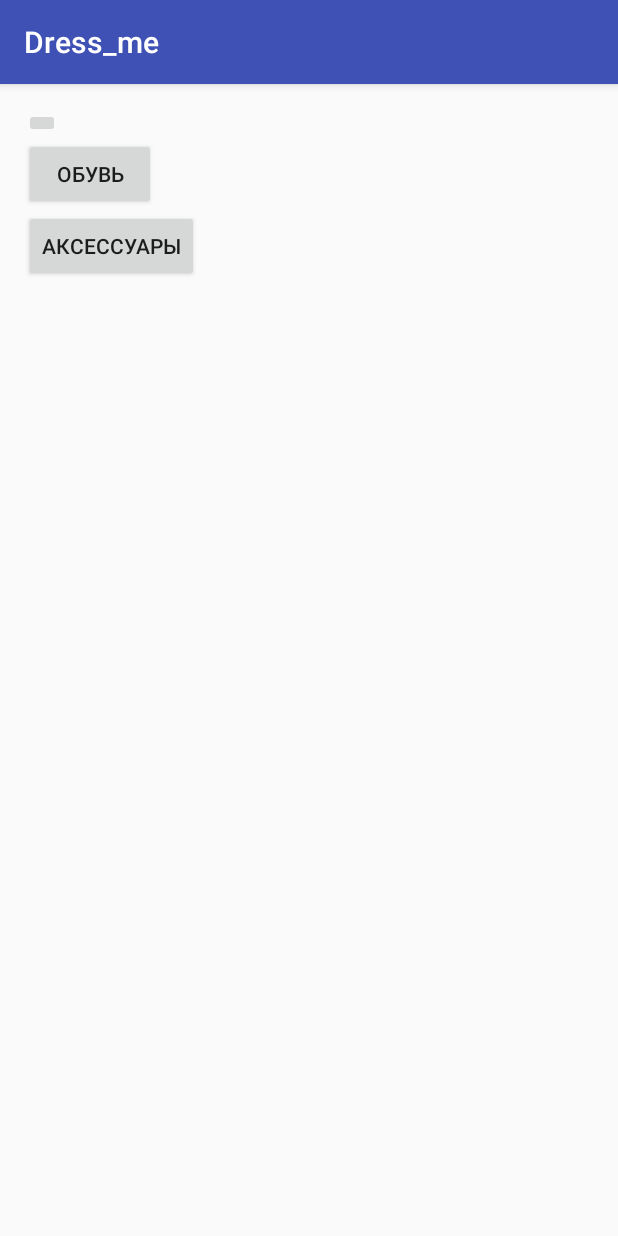
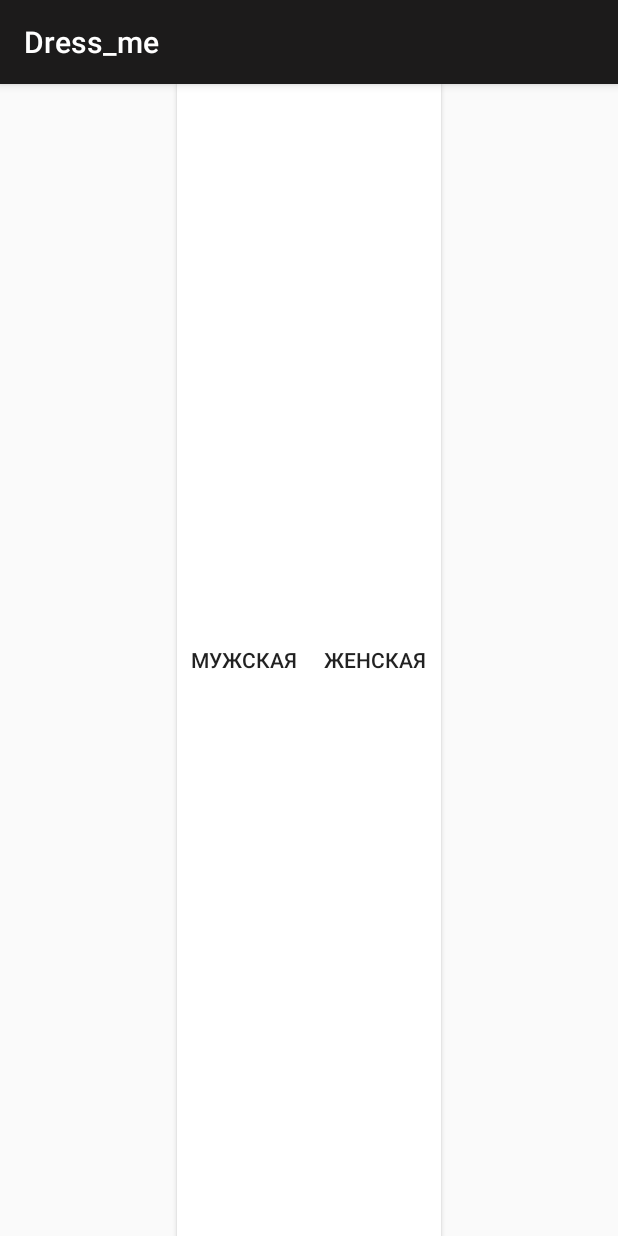
Before and after one commit to DressMe47/DressMeH47, an Android app: the screen it shows after launch (MainActivity before the commit, MainEntrance after it), on a phone screen of 412 x 824 dp. Run offline under Robolectric (Android 15) with nearby library versions, the phone set to English and light mode, and no system bars.

Commit message:
Work on architure

```diff
--- /dev/null
+++ b/app/src/main/java/com/whoame/dress_me/MainEntrance.java
@@ -0,0 +1,42 @@
+package com.whoame.dress_me;
+
+import android.content.Intent;
+import android.os.Bundle;
+import android.support.v7.app.AppCompatActivity;
+import android.view.View;
+import android.widget.Button;
+
+import static android.provider.AlarmClock.EXTRA_MESSAGE;
+
+public class MainEntrance extends AppCompatActivity implements View.OnClickListener {
+
+    @Override
+    protected void onCreate(Bundle savedInstanceState) {
+        super.onCreate(savedInstanceState);
+        setContentView(R.layout.activity_entrance);
+
+        final Button button_men = (Button) findViewById(R.id.button_men);
+        final Button button_women = (Button) findViewById(R.id.button_women);
+
+        button_men.setOnClickListener(this);
+        button_women.setOnClickListener(this);
+    }
+
+    @Override
+    public void onClick(View v) {
+        switch (v.getId()) {
+            case R.id.button_men: {
+                Intent intent = new Intent(MainEntrance.this, MainActivity.class);
+                intent.putExtra("sex", "men");
+                startActivity(intent);
+                break;
+            }
+            case R.id.button_women: {
+                Intent intent = new Intent(MainEntrance.this, MainActivity.class);
+                intent.putExtra("sex", "women");
+                startActivity(intent);
+                break;
+            }
+        }
+    }
+}
--- /dev/null
+++ b/app/src/main/res/layout/activity_entrance.xml
@@ -0,0 +1,23 @@
+<?xml version="1.0" encoding="utf-8"?>
+<LinearLayout xmlns:android="http://schemas.android.com/apk/res/android"
+    android:orientation="horizontal"
+    android:layout_width="match_parent"
+    android:layout_height="match_parent"
+    android:gravity="center"
+    android:layout_centerVertical="true">
+
+    <Button
+        android:id="@+id/button_men"
+        android:layout_width="wrap_content"
+        android:layout_height="match_parent"
+        android:background="#FFFFFF"
+        android:text="@string/activity_entrance.button_men"/>
+
+    <Button
+        android:id="@+id/button_women"
+        android:layout_width="wrap_content"
+        android:layout_height="match_parent"
+        android:background="#FFFFFF"
+        android:text="@string/activity_entrance.button_women"/>
+
+</LinearLayout>
--- /dev/null
+++ b/app/src/main/res/layout/activity_products.xml
@@ -0,0 +1,6 @@
+<?xml version="1.0" encoding="utf-8"?>
+<LinearLayout xmlns:android="http://schemas.android.com/apk/res/android"
+    android:orientation="vertical" android:layout_width="match_parent"
+    android:layout_height="match_parent">
+
+</LinearLayout>
--- a/app/src/main/res/values/strings.xml
+++ b/app/src/main/res/values/strings.xml
@@ -1,8 +1,11 @@
 <resources>
     <string name="app_name">Dress_me</string>
 
-    <string name="activity_main.bitton_first">Одежда</string>
-    <string name="activity_main.bitton_second">Обувь</string>
-    <string name="activity_main.bitton_third">Аксессуары</string>
+    <string name="activity_entrance.button_men">Мужская</string>
+    <string name="activity_entrance.button_women">Женская</string>
+
+    <string name="activity_main.button_first">Одежда</string>
+    <string name="activity_main.button_second">Обувь</string>
+    <string name="activity_main.button_third">Аксессуары</string>
 
 </resources>
--- a/app/src/main/res/values/styles.xml
+++ b/app/src/main/res/values/styles.xml
@@ -3,9 +3,10 @@
     <!-- Base application theme. -->
     <style name="AppTheme" parent="Theme.AppCompat.Light.DarkActionBar">
         <!-- Customize your theme here. -->
-        <item name="colorPrimary">@color/colorPrimary</item>
-        <item name="colorPrimaryDark">@color/colorPrimaryDark</item>
+        <item name="colorPrimary">#1c1b1b</item>
+        <item name="colorPrimaryDark">#1c1b1b</item>
         <item name="colorAccent">@color/colorAccent</item>
+
     </style>
 
 </resources>
```
Also changed, not shown: app/src/main/AndroidManifest.xml (+23 -2 lines), app/src/main/java/com/whoame/dress_me/MainActivity.java (+69 -1 lines), app/src/main/java/com/whoame/dress_me/ProductsActivity.java (added, +13 -0 lines), app/src/main/res/layout/activity_main.xml (+17 -5 lines), app/src/main/res/drawable/accessories_m.jpg (added), app/src/main/res/drawable/accessories_w.jpg (added), app/src/main/res/drawable/close_m.jpg (added), app/src/main/res/drawable/close_w.jpg (added), app/src/main/res/drawable/shoes_m.jpg (added), app/src/main/res/drawable/shoes_w.jpg (added).
